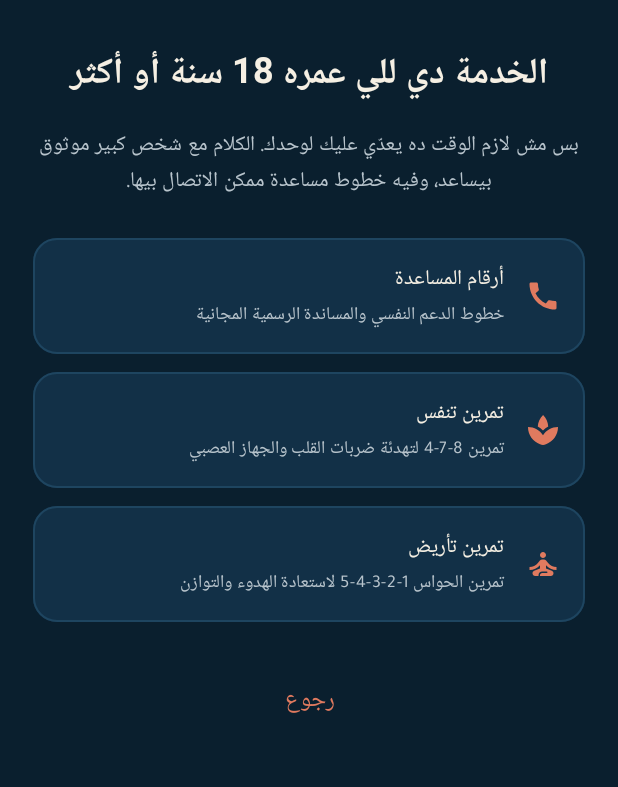
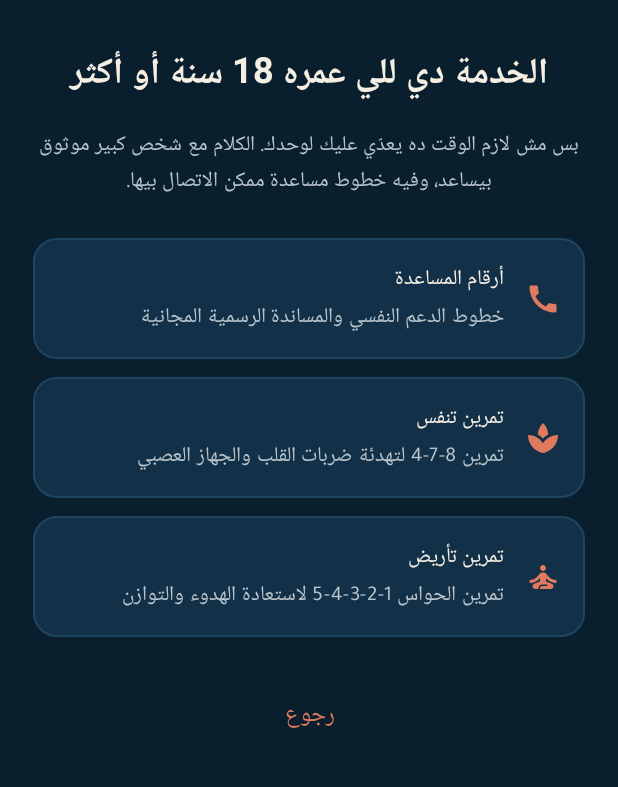
Before and after one commit to AhmedAbdoRH/MadarApp-, an Android app built with Jetpack Compose: the screen it shows after launch (MainActivity), after a tap on "عرض موارد المساعدة", on a phone screen of 412 x 824 dp, the part 96-883 px from its top. Run offline under Robolectric (Android 15) with nearby library versions, the phone set to English and light mode, and no system bars; our stand-ins replace Firebase (no records; nobody signed in at launch, a user with empty details on screens opened directly); 2 other taps on this screen came first.

Commit message:
Improve reviewed UX: Type.kt

```diff
--- a/app/src/main/java/com/example/ui/theme/Type.kt
+++ b/app/src/main/java/com/example/ui/theme/Type.kt
@@ -67,8 +67,8 @@ val SanadTypography = Typography(
     bodySmall = TextStyle(
         fontFamily = TajawalFontFamily,
         fontWeight = FontWeight.Normal,
-        fontSize = 12.sp,
-        lineHeight = 16.sp,
+        fontSize = 14.sp,
+        lineHeight = 20.sp,
         letterSpacing = 0.4.sp
     ),
     labelLarge = TextStyle(
@@ -78,11 +78,18 @@ val SanadTypography = Typography(
         lineHeight = 20.sp,
         letterSpacing = 0.1.sp
     ),
+    labelSmall = TextStyle(
+        fontFamily = TajawalFontFamily,
+        fontWeight = FontWeight.Medium,
+        fontSize = 13.sp,
+        lineHeight = 18.sp,
+        letterSpacing = 0.sp
+    ),
     labelMedium = TextStyle(
         fontFamily = TajawalFontFamily,
         fontWeight = FontWeight.Medium,
-        fontSize = 12.sp,
-        lineHeight = 16.sp,
+        fontSize = 14.sp,
+        lineHeight = 20.sp,
         letterSpacing = 0.5.sp
     )
 )
```
